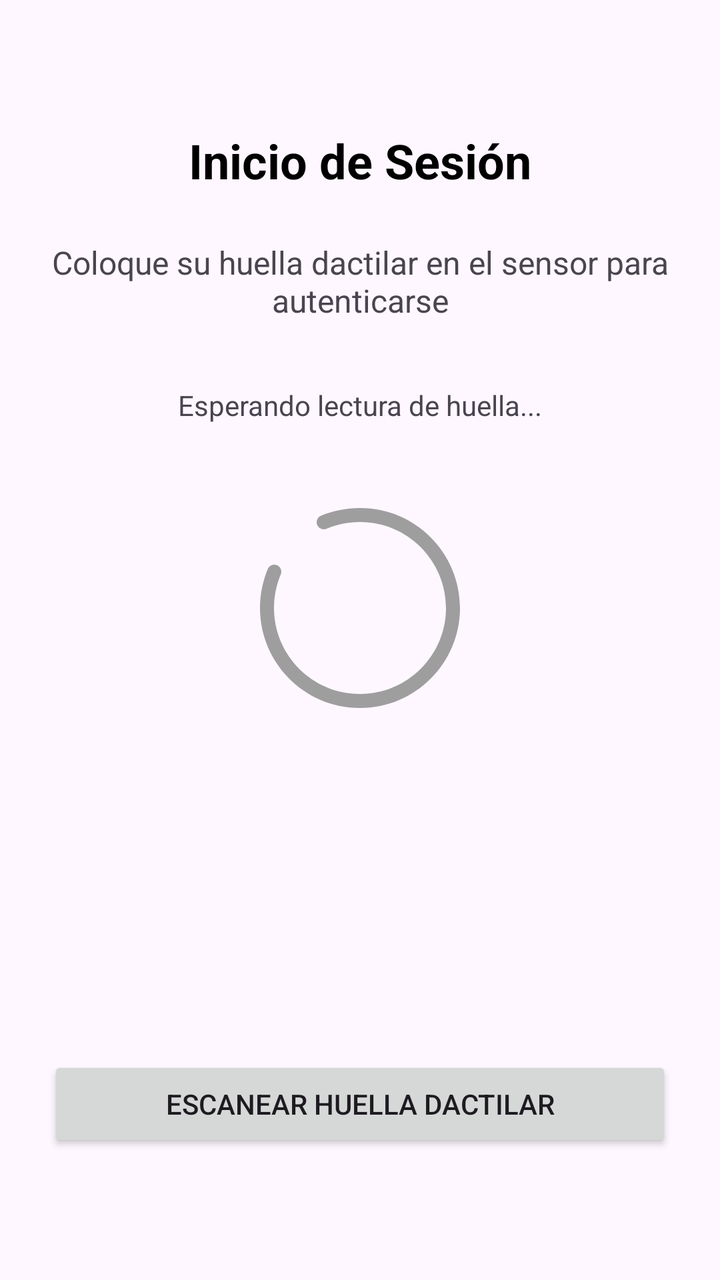
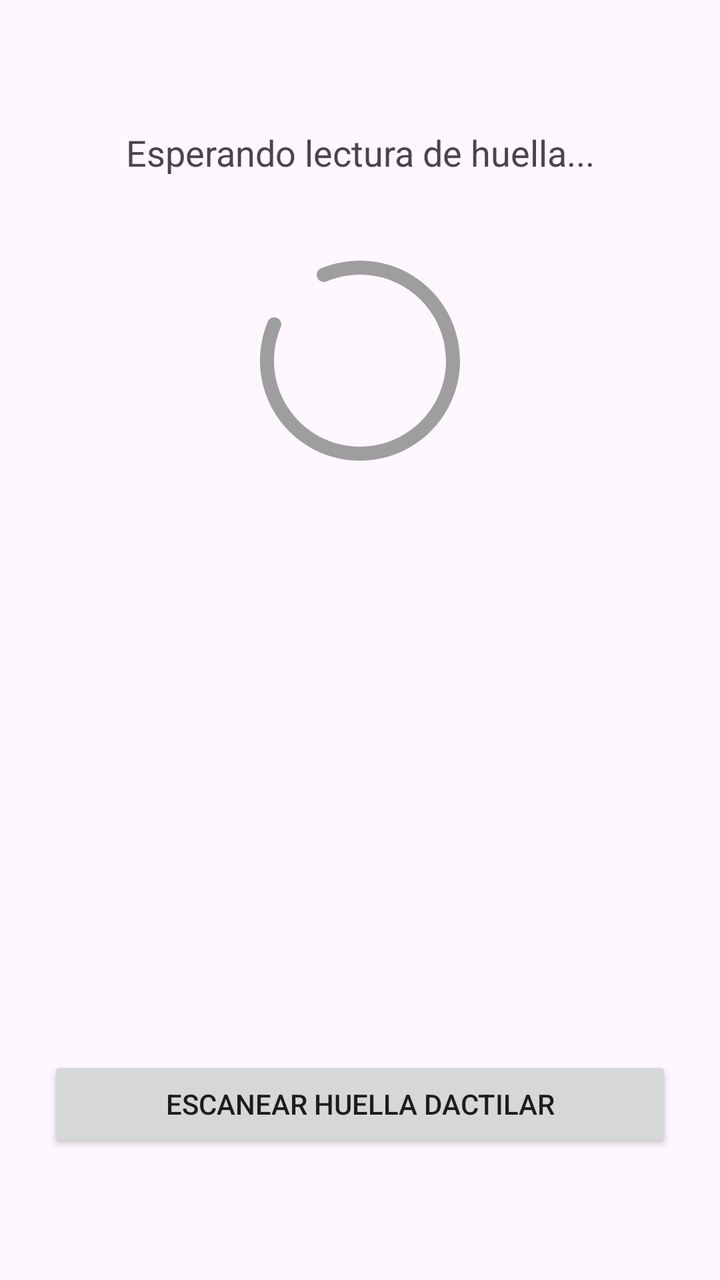

Two renders of the same Android screen: before a commit and after it. Below are the layout's source before the change and the commit's diff.
<!-- AndroidManifest.xml: application theme Theme.IdentificadorDactilar -->
<!-- res/layout/activity_main.xml -->
<?xml version="1.0" encoding="utf-8"?>
<androidx.constraintlayout.widget.ConstraintLayout xmlns:android="http://schemas.android.com/apk/res/android"
    xmlns:app="http://schemas.android.com/apk/res-auto"
    xmlns:tools="http://schemas.android.com/tools"
    android:id="@+id/main"
    android:layout_width="match_parent"
    android:layout_height="match_parent"
    android:padding="24dp"
    tools:context=".MainActivity">

    <TextView
        android:id="@+id/tvTitle"
        android:layout_width="wrap_content"
        android:layout_height="wrap_content"
        android:text="Inicio de Sesión"
        android:textSize="24sp"
        android:textColor="#000000"
        android:textStyle="bold"
        android:layout_marginTop="40dp"
        app:layout_constraintTop_toTopOf="parent"
        app:layout_constraintStart_toStartOf="parent"
        app:layout_constraintEnd_toEndOf="parent" />

    <TextView
        android:id="@+id/tvInstruction"
        android:layout_width="0dp"
        android:layout_height="wrap_content"
        android:text="Coloque su huella dactilar en el sensor para autenticarse"
        android:textSize="16sp"
        android:gravity="center"
        android:layout_marginTop="24dp"
        app:layout_constraintTop_toBottomOf="@id/tvTitle"
        app:layout_constraintStart_toStartOf="parent"
        app:layout_constraintEnd_toEndOf="parent" />

    <TextView
        android:id="@+id/tvStatus"
        android:layout_width="0dp"
        android:layout_height="wrap_content"
        android:text="Esperando lectura de huella..."
        android:textSize="14sp"
        android:gravity="center"
        android:layout_marginTop="32dp"
        app:layout_constraintTop_toBottomOf="@id/tvInstruction"
        app:layout_constraintStart_toStartOf="parent"
        app:layout_constraintEnd_toEndOf="parent" />

    <ImageView
        android:id="@+id/imgStatus"
        android:layout_width="120dp"
        android:layout_height="120dp"
        android:src="@drawable/ic_loader"
        android:contentDescription="Estado de autenticación"
        android:layout_marginTop="32dp"
        app:layout_constraintTop_toBottomOf="@id/tvStatus"
        app:layout_constraintStart_toStartOf="parent"
        app:layout_constraintEnd_toEndOf="parent" />

    <Button
        android:id="@+id/btnAuthenticate"
        android:layout_width="0dp"
        android:layout_height="wrap_content"
        android:text="Escanear Huella Dactilar"
        android:layout_marginBottom="40dp"
        app:layout_constraintBottom_toBottomOf="parent"
        app:layout_constraintStart_toStartOf="parent"
        app:layout_constraintEnd_toEndOf="parent" />

</androidx.constraintlayout.widget.ConstraintLayout>
<!-- resources referenced by this layout -->
<resources>
  <!-- drawable ic_loader (drawable) -->
  <vector xmlns:android="http://schemas.android.com/apk/res/android"
      android:width="120dp"
      android:height="120dp"
      android:viewportWidth="24"
      android:viewportHeight="24">
      <path
          android:fillColor="#9E9E9E"
          android:pathData="M12,2C10.67,2 9.35,2.26 8.11,2.77C7.75,2.92 7.57,3.33 7.72,3.69C7.87,4.05 8.28,4.23 8.64,4.08C9.72,3.63 10.85,3.4 12,3.4C16.74,3.4 20.6,7.26 20.6,12C20.6,16.74 16.74,20.6 12,20.6C7.26,20.6 3.4,16.74 3.4,12C3.4,10.85 3.63,9.72 4.08,8.64C4.23,8.28 4.05,7.87 3.69,7.72C3.33,7.57 2.92,7.75 2.77,8.11C2.26,9.35 2,10.67 2,12C2,17.52 6.48,22 12,22C17.52,22 22,17.52 22,12C22,6.48 17.52,2 12,2Z"/>
  </vector>
  <style name="Theme.IdentificadorDactilar" parent="Base.Theme.IdentificadorDactilar" />
  <style name="Base.Theme.IdentificadorDactilar" parent="Theme.Material3.DayNight.NoActionBar">
          
          
      </style>
</resources>

<!-- the commit's change to res/layout/activity_main.xml (unified diff, before → after) -->
@@ -9,58 +9,34 @@
     tools:context=".MainActivity">
 
     <TextView
-        android:id="@+id/tvTitle"
-        android:layout_width="wrap_content"
+        android:id="@+id/textView"
+        android:layout_width="0dp"
         android:layout_height="wrap_content"
-        android:text="Inicio de Sesión"
-        android:textSize="24sp"
-        android:textColor="#000000"
-        android:textStyle="bold"
+        android:text="Esperando lectura de huella..."
+        android:textSize="18sp"
+        android:gravity="center"
         android:layout_marginTop="40dp"
         app:layout_constraintTop_toTopOf="parent"
         app:layout_constraintStart_toStartOf="parent"
         app:layout_constraintEnd_toEndOf="parent" />
 
-    <TextView
-        android:id="@+id/tvInstruction"
-        android:layout_width="0dp"
-        android:layout_height="wrap_content"
-        android:text="Coloque su huella dactilar en el sensor para autenticarse"
-        android:textSize="16sp"
-        android:gravity="center"
-        android:layout_marginTop="24dp"
-        app:layout_constraintTop_toBottomOf="@id/tvTitle"
-        app:layout_constraintStart_toStartOf="parent"
-        app:layout_constraintEnd_toEndOf="parent" />
-
-    <TextView
-        android:id="@+id/tvStatus"
-        android:layout_width="0dp"
-        android:layout_height="wrap_content"
-        android:text="Esperando lectura de huella..."
-        android:textSize="14sp"
-        android:gravity="center"
-        android:layout_marginTop="32dp"
-        app:layout_constraintTop_toBottomOf="@id/tvInstruction"
-        app:layout_constraintStart_toStartOf="parent"
-        app:layout_constraintEnd_toEndOf="parent" />
-
     <ImageView
-        android:id="@+id/imgStatus"
+        android:id="@+id/imageView"
         android:layout_width="120dp"
         android:layout_height="120dp"
-        android:src="@drawable/ic_loader"
-        android:contentDescription="Estado de autenticación"
+        android:src="@drawable/icono_carga"
+        android:contentDescription="Estado de escaneo"
         android:layout_marginTop="32dp"
-        app:layout_constraintTop_toBottomOf="@id/tvStatus"
+        app:layout_constraintTop_toBottomOf="@id/textView"
         app:layout_constraintStart_toStartOf="parent"
         app:layout_constraintEnd_toEndOf="parent" />
 
     <Button
-        android:id="@+id/btnAuthenticate"
+        android:id="@+id/btnScan"
         android:layout_width="0dp"
         android:layout_height="wrap_content"
         android:text="Escanear Huella Dactilar"
+        android:onClick="scanButton"
         android:layout_marginBottom="40dp"
         app:layout_constraintBottom_toBottomOf="parent"
         app:layout_constraintStart_toStartOf="parent"
<!-- resource entries referenced after the edit -->
@@ -1,6 +1,6 @@
 <!-- resources referenced by this layout -->
 <resources>
-  <!-- drawable ic_loader (drawable) -->
+  <!-- drawable icono_carga (drawable) -->
   <vector xmlns:android="http://schemas.android.com/apk/res/android"
       android:width="120dp"
       android:height="120dp"
